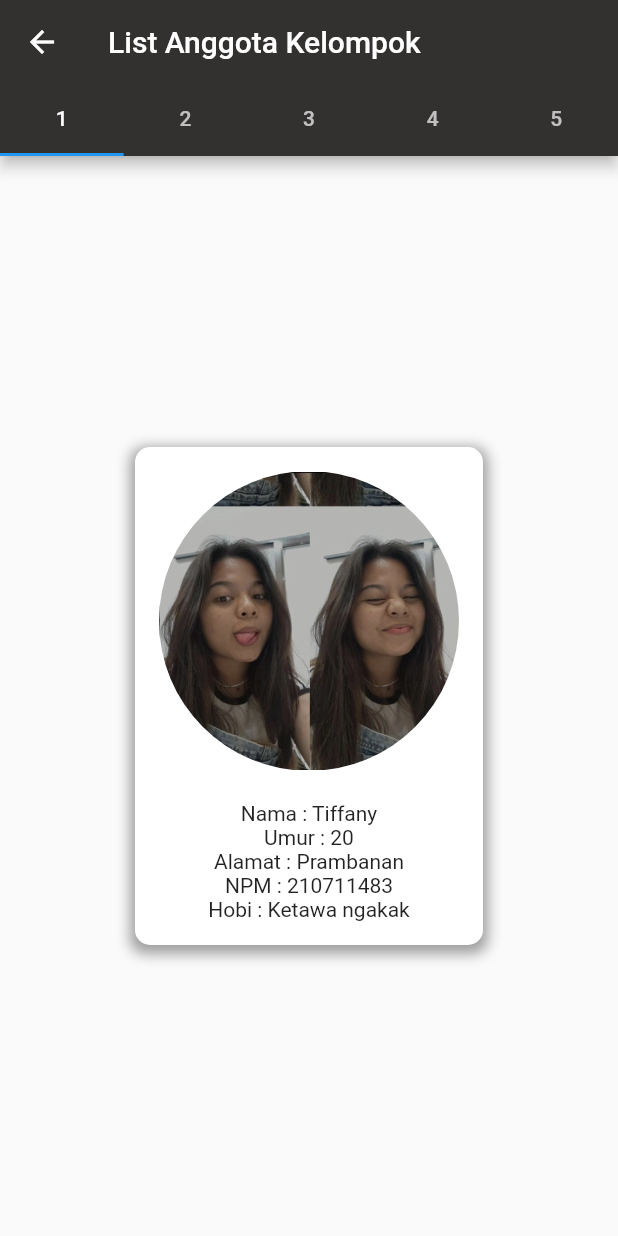
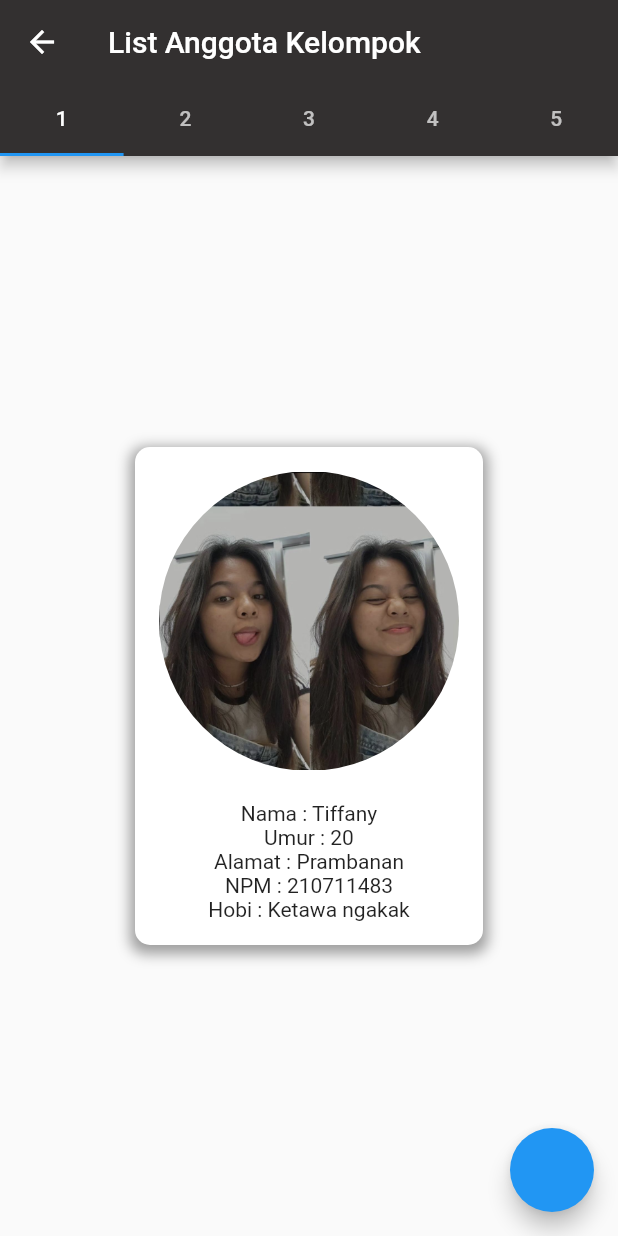
Before and after one commit to elluy-gabriel-p/global_hotel_mobile, a Flutter app: the ListAnggotaView screen opened directly, on a phone screen of 412 x 824 dp. Run offline on Flutter 3.47's test engine with Material 2 defaults, Android fonts, the phone set to English and light mode, and no system bars; our stand-ins replace shared_preferences; accounts and stored records are empty.

Commit message:
final commit

```diff
--- a/lib/View/register.dart
+++ b/lib/View/register.dart
@@ -93,8 +93,7 @@ class _RegisterViewState extends State<RegisterView> {
                     Container(
                       padding: EdgeInsets.all(16.0),
                       decoration: BoxDecoration(
-                        color:
-                            themeNotifier.isDark ? Colors.black : Colors.white,
+                        color: themeNotifier.isDark ? Colors.black : Colors.white,
                         borderRadius: BorderRadius.circular(10.0),
                         boxShadow: [
                           BoxShadow(
--- a/lib/View/view_list.dart
+++ b/lib/View/view_list.dart
@@ -1,4 +1,6 @@
 import 'package:flutter/material.dart';
+import 'package:ugdlayout2/theme_model.dart';
+import 'package:provider/provider.dart';
 
 class ListAnggotaView extends StatefulWidget {
   const ListAnggotaView({super.key});
@@ -18,9 +20,15 @@ class _ListViewState extends State<ListAnggotaView> {
 
   @override
   Widget build(BuildContext context) {
+    return Consumer(builder: (context, ThemeModel themeNotifier, child) {
       return DefaultTabController(
         length: myTabs.length,
         child: Scaffold(
+          floatingActionButton: FloatingActionButton(onPressed: () {
+            themeNotifier.isDark
+                ? themeNotifier.isDark = false
+                : themeNotifier.isDark = true;
+          }),
           appBar: AppBar(
             backgroundColor: Color.fromARGB(255, 51, 48, 48),
             title: Text('List Anggota Kelompok',
@@ -40,7 +48,7 @@ class _ListViewState extends State<ListAnggotaView> {
                       padding: EdgeInsets.all(16.0),
                       decoration: BoxDecoration(
                         borderRadius: BorderRadius.circular(10.0),
-                      color: Colors.white,
+                         color: themeNotifier.isDark ? Colors.black : Colors.white,
                         boxShadow: [
                           BoxShadow(
                             color: Colors.grey.withOpacity(1.0),
@@ -83,7 +91,7 @@ class _ListViewState extends State<ListAnggotaView> {
                       padding: EdgeInsets.all(16.0),
                       decoration: BoxDecoration(
                         borderRadius: BorderRadius.circular(10.0),
-                      color: Colors.white,
+                         color: themeNotifier.isDark ? Colors.black : Colors.white,
                         boxShadow: [
                           BoxShadow(
                             color: Colors.grey.withOpacity(1.0),
@@ -126,7 +134,7 @@ class _ListViewState extends State<ListAnggotaView> {
                       padding: EdgeInsets.all(16.0),
                       decoration: BoxDecoration(
                         borderRadius: BorderRadius.circular(10.0),
-                      color: Colors.white,
+                         color: themeNotifier.isDark ? Colors.black : Colors.white,
                         boxShadow: [
                           BoxShadow(
                             color: Colors.grey.withOpacity(1.0),
@@ -169,7 +177,7 @@ class _ListViewState extends State<ListAnggotaView> {
                       padding: EdgeInsets.all(16.0),
                       decoration: BoxDecoration(
                         borderRadius: BorderRadius.circular(10.0),
-                      color: Colors.white,
+                         color: themeNotifier.isDark ? Colors.black : Colors.white,
                         boxShadow: [
                           BoxShadow(
                             color: Colors.grey.withOpacity(1.0),
@@ -212,7 +220,7 @@ class _ListViewState extends State<ListAnggotaView> {
                       padding: EdgeInsets.all(16.0),
                       decoration: BoxDecoration(
                         borderRadius: BorderRadius.circular(10.0),
-                      color: Colors.white,
+                         color: themeNotifier.isDark ? Colors.black : Colors.white,
                         boxShadow: [
                           BoxShadow(
                             color: Colors.grey.withOpacity(1.0),
@@ -249,5 +257,6 @@ class _ListViewState extends State<ListAnggotaView> {
           ),
         ),
       );
+    });
   }
 }
```
Also changed, not shown: lib/View/view_grid.dart (+9 -0 lines). Lines whose indentation alone changed are shown as unchanged.
